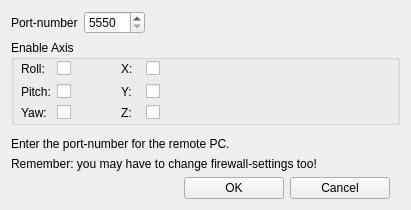
This is ftnoir_tracker_udp/ftnoir_ftnclientcontrols.ui in opentrack/opentrack as Qt 5 draws it before an edit. The edited form follows.
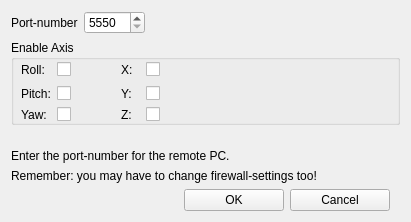
This is the edited form. Icons and pictures are not drawn.

What changed in the file:
```diff
--- a/ftnoir_tracker_udp/ftnoir_ftnclientcontrols.ui
+++ b/ftnoir_tracker_udp/ftnoir_ftnclientcontrols.ui
@@ -7,7 +7,7 @@
     <x>0</x>
     <y>0</y>
     <width>411</width>
-    <height>210</height>
+    <height>222</height>
    </rect>
   </property>
   <property name="windowTitle">
@@ -75,7 +75,7 @@
         <x>10</x>
         <y>20</y>
         <width>143</width>
-        <height>60</height>
+        <height>64</height>
        </rect>
       </property>
       <layout class="QGridLayout" name="gridLayout_2">
```
Left out of the diff: 3 changed lines with no effect on the pictures.
